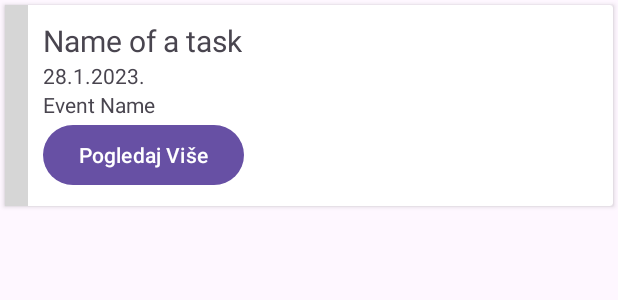
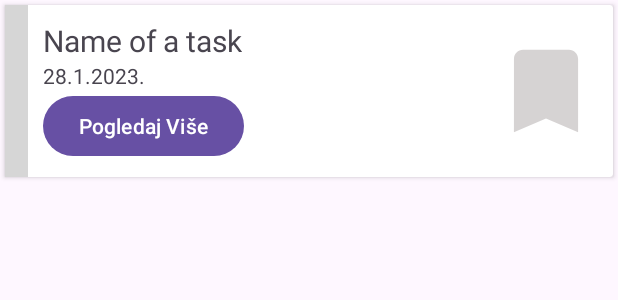
Before and after one commit to dbracic21-foi/EventFinder, an Android app: the layout event_list_item.xml on its own in the app's theme, with its tools: preview values and no code run, on a phone screen of 412 x 824 dp. Shown: the top 300 px of the screen. Run offline under Robolectric (Android 15) with nearby library versions, the phone set to English and light mode, and no system bars; grey boxes are pictures that could not be loaded.

Commit message:
Created attribute isFavourite to test how the coloring of the button will work. It is intented to work in a similiar way, but using the 3rd table "Favorites" which should connect the user id and event id.

```diff
--- a/Software/app/src/main/java/com/example/eventfinder/Database/DatabaseAPP.kt
+++ b/Software/app/src/main/java/com/example/eventfinder/Database/DatabaseAPP.kt
@@ -7,7 +7,7 @@ import androidx.room.RoomDatabase
 import com.example.eventfinder.entities.Event
 import com.example.eventfinder.entities.EventCategory
 
-@Database(entities = [User::class, Event::class, EventCategory::class], version = 5)
+@Database(entities = [User::class, Event::class, EventCategory::class], version = 6)
 abstract class DatabaseAPP : RoomDatabase() {
     abstract  fun UsersDAO() : UsersDAO
 
--- a/Software/app/src/main/java/com/example/eventfinder/entities/Event.kt
+++ b/Software/app/src/main/java/com/example/eventfinder/entities/Event.kt
@@ -28,8 +28,8 @@ data class Event(
     @ColumnInfo(name="category_id", index = true) val categoryId: Int,
     val location: String,
     val description: String,
-    val urlOrganizer: String
-
+    val urlOrganizer: String,
+    var isFavorite: Boolean
 ){
     @delegate:Ignore
     val category: EventCategory by lazy {
--- /dev/null
+++ b/Software/app/src/main/res/drawable/baseline_turned_in_24_grey.xml
@@ -0,0 +1,5 @@
+<vector android:height="24dp" android:tint="#D6D3D3"
+    android:viewportHeight="24" android:viewportWidth="24"
+    android:width="24dp" xmlns:android="http://schemas.android.com/apk/res/android">
+    <path android:fillColor="@android:color/white" android:pathData="M17,3H7c-1.1,0 -1.99,0.9 -1.99,2L5,21l7,-3 7,3V5c0,-1.1 -0.9,-2 -2,-2z"/>
+</vector>
--- /dev/null
+++ b/Software/app/src/main/res/drawable/baseline_turned_in_24_yellow.xml
@@ -0,0 +1,5 @@
+<vector android:height="24dp" android:tint="#FFFF00"
+    android:viewportHeight="24" android:viewportWidth="24"
+    android:width="24dp" xmlns:android="http://schemas.android.com/apk/res/android">
+    <path android:fillColor="@android:color/white" android:pathData="M17,3H7c-1.1,0 -1.99,0.9 -1.99,2L5,21l7,-3 7,3V5c0,-1.1 -0.9,-2 -2,-2z"/>
+</vector>
--- a/Software/app/src/main/res/layout/event_list_item.xml
+++ b/Software/app/src/main/res/layout/event_list_item.xml
@@ -6,40 +6,52 @@
     android:layout_height="wrap_content"
     android:layout_margin="3dp"
     android:elevation="10dp">
+
     <LinearLayout
         android:layout_width="match_parent"
-        android:layout_height="wrap_content">
+        android:layout_height="wrap_content"
+        android:orientation="horizontal">
+
         <SurfaceView
             android:id="@+id/sv_task_category_color"
             android:layout_width="15dp"
             android:layout_height="match_parent" />
+
         <LinearLayout
-            android:layout_width="match_parent"
+            android:layout_width="0dp"
             android:layout_height="wrap_content"
+            android:layout_weight="1"
             android:orientation="vertical"
             android:padding="10dp">
+
             <TextView
                 android:id="@+id/tv_task_name"
                 android:layout_width="wrap_content"
                 android:layout_height="wrap_content"
                 android:textSize="20sp"
                 tools:text="Name of a task" />
+
             <TextView
                 android:id="@+id/tv_task_due_date"
                 android:layout_width="wrap_content"
                 android:layout_height="wrap_content"
                 tools:text="28.1.2023." />
-            <TextView
-                android:id="@+id/textViewEventName"
-                android:layout_width="wrap_content"
-                android:layout_height="wrap_content"
-                android:text="Event Name"/>
 
             <Button
                 android:id="@+id/buttonRedirect"
                 android:layout_width="wrap_content"
                 android:layout_height="wrap_content"
                 android:text="Pogledaj Više"/>
+
         </LinearLayout>
+
+        <ImageView
+            android:id="@+id/imageViewFavorite"
+            android:layout_width="89dp"
+            android:layout_height="73dp"
+            android:layout_gravity="center_vertical"
+            android:contentDescription="Favorite button"
+            android:src="@drawable/baseline_turned_in_24_grey" />
+
     </LinearLayout>
 </androidx.cardview.widget.CardView>
```
Also changed, not shown: Software/app/src/main/java/com/example/eventfinder/adapters/EventAdapter.kt (+15 -0 lines), Software/app/src/main/java/com/example/eventfinder/helpers/MockDataLoader.kt (+20 -20 lines).
